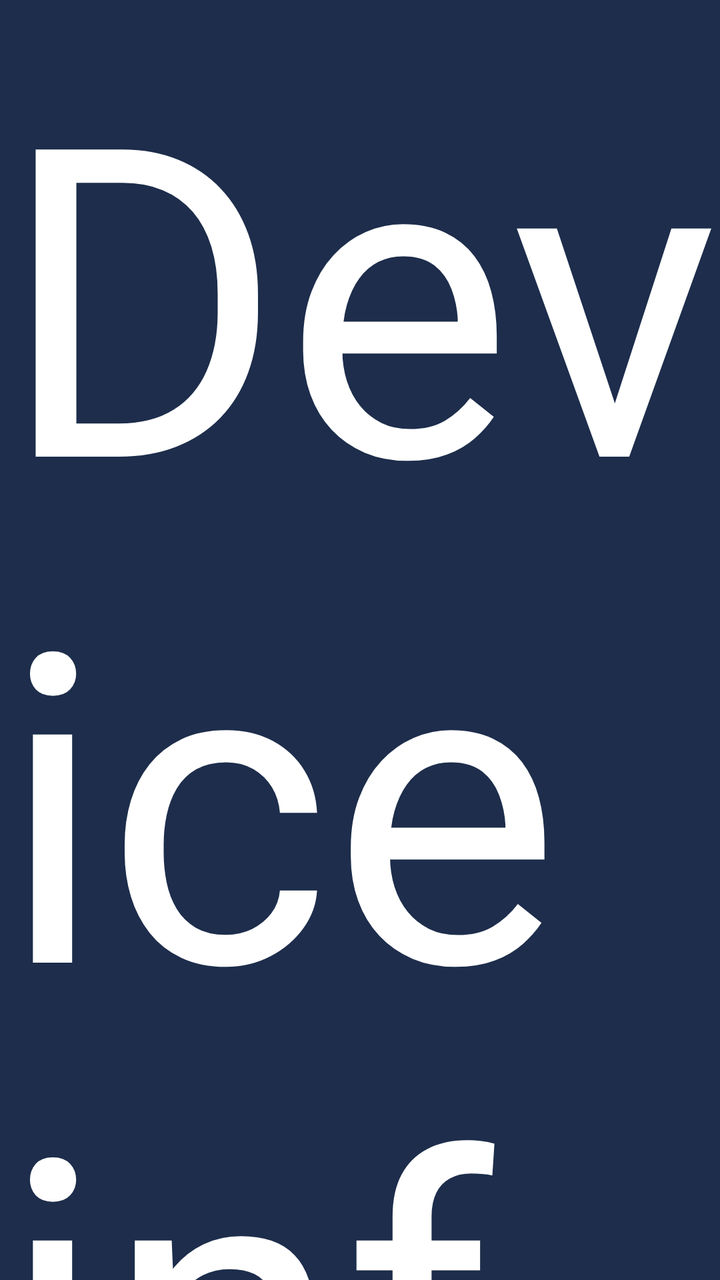
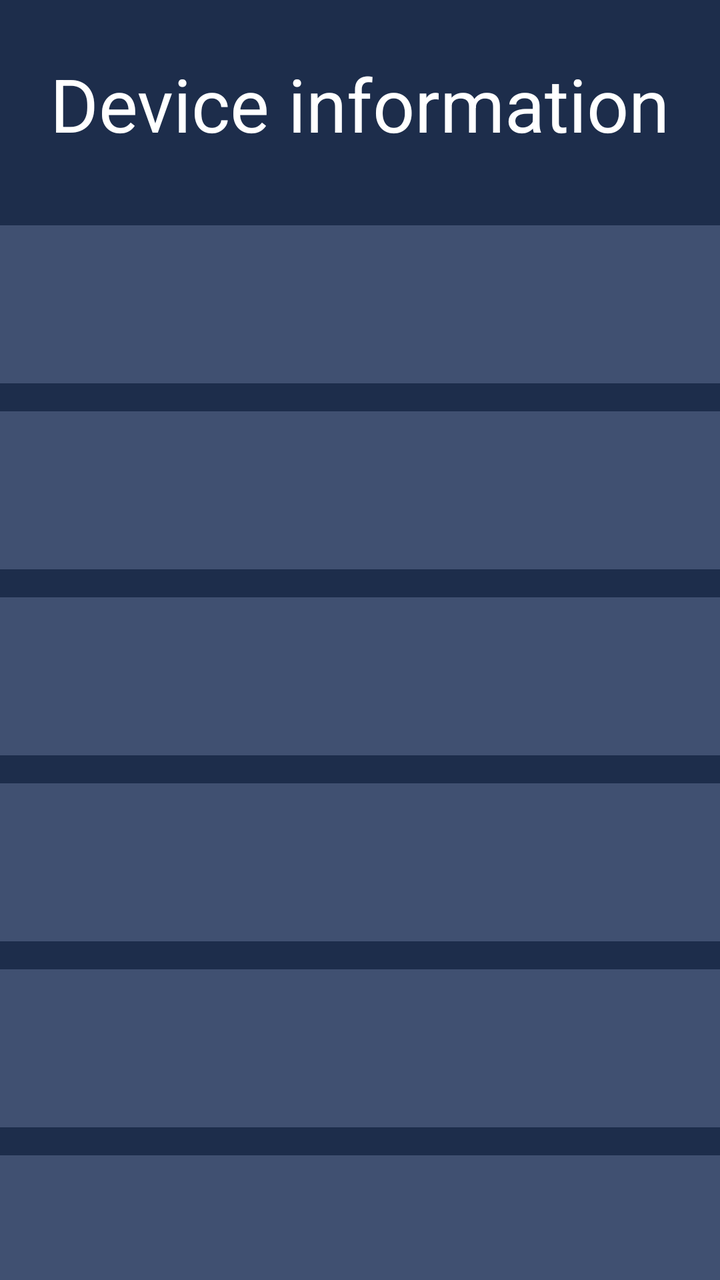

An Android layout rendered at two revisions. The XML below is the earlier revision; the diff shows what the commit changed to produce the second picture.
<!-- AndroidManifest.xml: activity theme NoTitle -->
<!-- res/layout/activity_message.xml -->
<?xml version="1.0" encoding="utf-8"?>
<androidx.constraintlayout.widget.ConstraintLayout xmlns:android="http://schemas.android.com/apk/res/android"
    xmlns:app="http://schemas.android.com/apk/res-auto"
    xmlns:tools="http://schemas.android.com/tools"
    android:layout_width="match_parent"
    android:layout_height="match_parent"
    android:background="@color/colorMain">

    <RelativeLayout
        android:id="@+id/relativeLayout2"
        android:layout_width="match_parent"
        android:layout_height="116mm"
        app:layout_constraintEnd_toEndOf="parent"
        app:layout_constraintStart_toStartOf="parent"
        app:layout_constraintTop_toTopOf="parent">

        <TextView
            android:layout_width="wrap_content"
            android:layout_height="wrap_content"
            android:layout_centerInParent="true"
            android:text="@string/device_info"
            android:textColor="@color/white"
            android:textSize="37mm" />


    </RelativeLayout>

    <LinearLayout
        android:id="@+id/linearLayout2"
        android:layout_width="match_parent"
        android:layout_height="wrap_content"
        android:gravity="center"

        android:orientation="vertical"
        app:layout_constraintEnd_toEndOf="parent"
        app:layout_constraintStart_toStartOf="parent"
        app:layout_constraintTop_toBottomOf="@+id/relativeLayout2">

        <RelativeLayout style="@style/device_relative">

            <TextView
                style="@style/text_style"
                android:text="@string/Screen_number" />

            <TextView
                android:id="@+id/Serial_number"
                style="@style/text_style_right" />

        </RelativeLayout>

        <RelativeLayout style="@style/device_relative">

            <TextView
                style="@style/text_style"
                android:text="@string/Model_name" />

            <TextView
                android:id="@+id/Model"
                style="@style/text_style_right" />
        </RelativeLayout>

        <RelativeLayout style="@style/device_relative">

            <TextView
                style="@style/text_style"
                android:text="@string/Android_version" />

            <TextView
                android:id="@+id/Android_version"
                style="@style/text_style_right" />
        </RelativeLayout>

        <RelativeLayout style="@style/device_relative">

            <TextView
                style="@style/text_style"
                android:text="@string/Build_version" />

            <TextView
                android:id="@+id/Build_number"
                style="@style/text_style_right" />
        </RelativeLayout>

        <RelativeLayout style="@style/device_relative">

            <TextView
                style="@style/text_style"
                android:text="@string/MAC" />

            <TextView
                android:id="@+id/IP_address"
                style="@style/text_style_right" />
        </RelativeLayout>

        <RelativeLayout style="@style/device_relative">

            <TextView
                style="@style/text_style"
                android:text="@string/DDR" />

            <TextView
                android:id="@+id/Inter_shared_storage"
                style="@style/text_style_right" />
        </RelativeLayout>

        <RelativeLayout style="@style/device_relative">

            <TextView
                style="@style/text_style"
                android:text="@string/Menory" />

            <TextView
                android:id="@+id/Inter_storage"
                style="@style/text_style_right" />
        </RelativeLayout>

    </LinearLayout>

    <TextView
        android:id="@+id/tv_title_name"
        android:layout_width="wrap_content"
        android:layout_height="wrap_content"
        android:layout_marginTop="60mm"
        android:text="@string/expected_Passed"
        android:textColor="@color/white"
        android:textSize="25mm"
        app:layout_constraintEnd_toEndOf="parent"
        app:layout_constraintStart_toStartOf="parent"
        app:layout_constraintTop_toBottomOf="@+id/linearLayout2" />

    <RelativeLayout
        android:layout_width="870mm"
        android:layout_height="wrap_content"
        android:layout_marginTop="40mm"
        app:layout_constraintEnd_toEndOf="parent"
        app:layout_constraintStart_toStartOf="parent"
        app:layout_constraintTop_toBottomOf="@+id/tv_title_name"
        tools:ignore="InOrMmUsage">

        <Button
            android:id="@+id/failure_bu"
            android:layout_width="121mm"
            android:layout_height="55mm"
            android:background="@drawable/r_button_bg"
            android:text="@string/Failed"
            android:textAllCaps="false"
            android:textColor="@color/white"
            android:textSize="21mm"
            tools:ignore="InOrMmUsage" />

        <Button
            android:id="@+id/through_bu"
            android:layout_width="121mm"
            android:layout_height="55mm"
            android:layout_alignParentEnd="true"
            android:background="@drawable/r_button_bg"
            android:text="@string/Passed"
            android:textAllCaps="false"
            android:textColor="@color/white"
            android:textSize="21mm"
            tools:ignore="InOrMmUsage" />

    </RelativeLayout>


</androidx.constraintlayout.widget.ConstraintLayout>
<!-- resources referenced by this layout -->
<resources>
  <color name="colorMain">#1D2D4B</color>
  <color name="white">#FFFFFFFF</color>
  <!-- drawable r_button_bg (drawable) -->
  <?xml version="1.0" encoding="utf-8"?>
  <shape
      xmlns:android="http://schemas.android.com/apk/res/android">
      
      <solid
          android:color="@color/colorMainButton" />
      
      <stroke
          android:width="1dp"
          android:color="@color/colorMainButton" />
      
      <size android:height="4mm"/>
      
      <corners
          android:radius="7dp"/>
  
  </shape>
  <string name="Android_version">Android version</string>
  <string name="Build_version">Build version</string>
  <string name="DDR">DDR</string>
  <string name="Failed">Failed</string>
  <string name="MAC">MAC</string>
  <string name="Menory">Menory</string>
  <string name="Model_name">Model</string>
  <string name="Passed">Passed</string>
  <string name="Screen_number">Serial number</string>
  <string name="device_info">Device information</string>
  <string name="expected_Passed">If the result is expected, click “Passed”, otherwise click “Failed”</string>
  <style name="device_relative">
          <item name="android:paddingRight">24mm</item>
          <item name="android:paddingLeft">24mm</item>
          <item name="android:layout_marginTop">14mm</item>
          <item name="android:layout_width">870mm</item>
          <item name="android:layout_height">79mm</item>
          <item name="android:background">@drawable/selector_mode_bg</item>
      </style>
  <style name="text_style">
          <item name="android:textColor">@color/white</item>
          <item name="android:textSize">25mm</item>
          <item name="android:layout_width">wrap_content</item>
          <item name="android:layout_height">wrap_content</item>
          <item name="android:layout_centerVertical">true</item>
      </style>
  <style name="text_style_right">
          <item name="android:layout_alignParentRight">true</item>
          <item name="android:textColor">@color/white</item>
          <item name="android:textSize">25mm</item>
          <item name="android:layout_width">wrap_content</item>
          <item name="android:layout_height">wrap_content</item>
          <item name="android:layout_centerVertical">true</item>
      </style>
  <style name="NoTitle" parent="Theme.AppCompat.Light.NoActionBar">
          <item name="colorPrimary">@color/colorMain</item>
          <item name="colorPrimaryDark">@color/colorMain</item>
          <item name="colorAccent">@color/colorMain</item>
          <item name="android:windowFullscreen">true</item>
          <item name="windowActionBar">false</item>
          <item name="windowNoTitle">true</item>
          <item name="android:textAppearanceListItemSmall">@style/listPopupWindow</item>
      </style>
  <color name="colorMainButton">#0091FF</color>
  <!-- drawable selector_mode_bg (drawable) -->
  <?xml version="1.0" encoding="utf-8"?>
  <shape
      xmlns:android="http://schemas.android.com/apk/res/android">
      
      <solid
          android:color="@color/colorMainLight" />
      
      <stroke
      android:width="1dp"
      android:color="@color/colorMainLight" />
      
      <size android:height="4mm"/>
      
      <corners
          android:radius="11mm"/>
  
  </shape>
  <style name="listPopupWindow">
          <item name="android:textSize">25mm</item>
          <item name="android:fontFamily">@font/montserrat_regular</item>
          <item name="android:textColor">@color/black</item>
      </style>
  <color name="colorMainLight">#405071</color>
  <color name="black">#FF000000</color>
</resources>

<!-- the commit's change to res/layout/activity_message.xml (unified diff, before → after) -->
@@ -9,7 +9,7 @@
     <RelativeLayout
         android:id="@+id/relativeLayout2"
         android:layout_width="match_parent"
-        android:layout_height="116mm"
+        android:layout_height="104dp"
         app:layout_constraintEnd_toEndOf="parent"
         app:layout_constraintStart_toStartOf="parent"
         app:layout_constraintTop_toTopOf="parent">
@@ -20,7 +20,7 @@
             android:layout_centerInParent="true"
             android:text="@string/device_info"
             android:textColor="@color/white"
-            android:textSize="37mm" />
+            android:textSize="37dp" />
 
 
     </RelativeLayout>
@@ -120,45 +120,45 @@
         android:id="@+id/tv_title_name"
         android:layout_width="wrap_content"
         android:layout_height="wrap_content"
-        android:layout_marginTop="60mm"
+        android:layout_marginTop="60dp"
         android:text="@string/expected_Passed"
         android:textColor="@color/white"
-        android:textSize="25mm"
+        android:textSize="25dp"
         app:layout_constraintEnd_toEndOf="parent"
         app:layout_constraintStart_toStartOf="parent"
         app:layout_constraintTop_toBottomOf="@+id/linearLayout2" />
 
     <RelativeLayout
-        android:layout_width="870mm"
+        android:layout_width="870dp"
         android:layout_height="wrap_content"
-        android:layout_marginTop="40mm"
+        android:layout_marginTop="40dp"
         app:layout_constraintEnd_toEndOf="parent"
         app:layout_constraintStart_toStartOf="parent"
         app:layout_constraintTop_toBottomOf="@+id/tv_title_name"
-        tools:ignore="InOrMmUsage">
+        tools:ignore="InOrdpUsage">
 
         <Button
             android:id="@+id/failure_bu"
-            android:layout_width="121mm"
-            android:layout_height="55mm"
+            android:layout_width="121dp"
+            android:layout_height="55dp"
             android:background="@drawable/r_button_bg"
             android:text="@string/Failed"
             android:textAllCaps="false"
             android:textColor="@color/white"
-            android:textSize="21mm"
-            tools:ignore="InOrMmUsage" />
+            android:textSize="21dp"
+            tools:ignore="InOrdpUsage" />
 
         <Button
             android:id="@+id/through_bu"
-            android:layout_width="121mm"
-            android:layout_height="55mm"
+            android:layout_width="121dp"
+            android:layout_height="55dp"
             android:layout_alignParentEnd="true"
             android:background="@drawable/r_button_bg"
             android:text="@string/Passed"
             android:textAllCaps="false"
             android:textColor="@color/white"
-            android:textSize="21mm"
-            tools:ignore="InOrMmUsage" />
+            android:textSize="21dp"
+            tools:ignore="InOrdpUsage" />
 
     </RelativeLayout>
 
<!-- resource entries referenced after the edit -->
@@ -32,16 +32,16 @@
   <string name="device_info">Device information</string>
   <string name="expected_Passed">If the result is expected, click “Passed”, otherwise click “Failed”</string>
   <style name="device_relative">
-          <item name="android:paddingRight">24mm</item>
-          <item name="android:paddingLeft">24mm</item>
-          <item name="android:layout_marginTop">14mm</item>
-          <item name="android:layout_width">870mm</item>
-          <item name="android:layout_height">79mm</item>
+          <item name="android:paddingRight">24dp</item>
+          <item name="android:paddingLeft">24dp</item>
+          <item name="android:layout_marginTop">14dp</item>
+          <item name="android:layout_width">870dp</item>
+          <item name="android:layout_height">79dp</item>
           <item name="android:background">@drawable/selector_mode_bg</item>
       </style>
   <style name="text_style">
           <item name="android:textColor">@color/white</item>
-          <item name="android:textSize">25mm</item>
+          <item name="android:textSize">25dp</item>
           <item name="android:layout_width">wrap_content</item>
           <item name="android:layout_height">wrap_content</item>
           <item name="android:layout_centerVertical">true</item>
@@ -49,7 +49,7 @@
   <style name="text_style_right">
           <item name="android:layout_alignParentRight">true</item>
           <item name="android:textColor">@color/white</item>
-          <item name="android:textSize">25mm</item>
+          <item name="android:textSize">25dp</item>
           <item name="android:layout_width">wrap_content</item>
           <item name="android:layout_height">wrap_content</item>
           <item name="android:layout_centerVertical">true</item>
@@ -76,10 +76,10 @@
       android:width="1dp"
       android:color="@color/colorMainLight" />
       
-      <size android:height="4mm"/>
+      <size android:height="4dp"/>
       
       <corners
-          android:radius="11mm"/>
+          android:radius="11dp"/>
   
   </shape>
   <style name="listPopupWindow">
